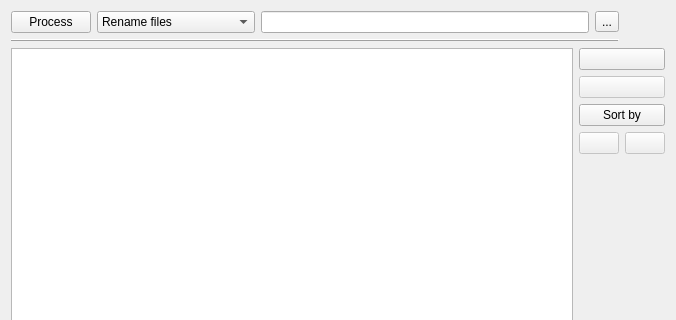
Guid75/renamah, file renamah/widget_simple.ui: the form before one commit; both pictures show x 0 to 676 and y 0 to 320 of the 676 by 571 pixel window.
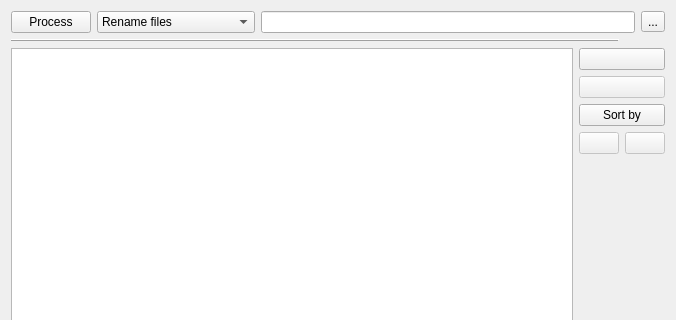
The form after the commit. Icons and pictures are not drawn. Custom widgets are drawn as their Qt base class.

Commit message: layout problem FIXED

```diff
--- a/renamah/widget_simple.ui
+++ b/renamah/widget_simple.ui
@@ -35,7 +35,7 @@
        </property>
        <item row="0" column="0">
         <layout class="QGridLayout" name="gridLayout">
-         <item row="0" column="0" colspan="2">
+         <item row="0" column="0" colspan="3">
           <layout class="QHBoxLayout" name="horizontalLayout">
            <item>
             <widget class="QPushButton" name="pushButtonProcess">
```
